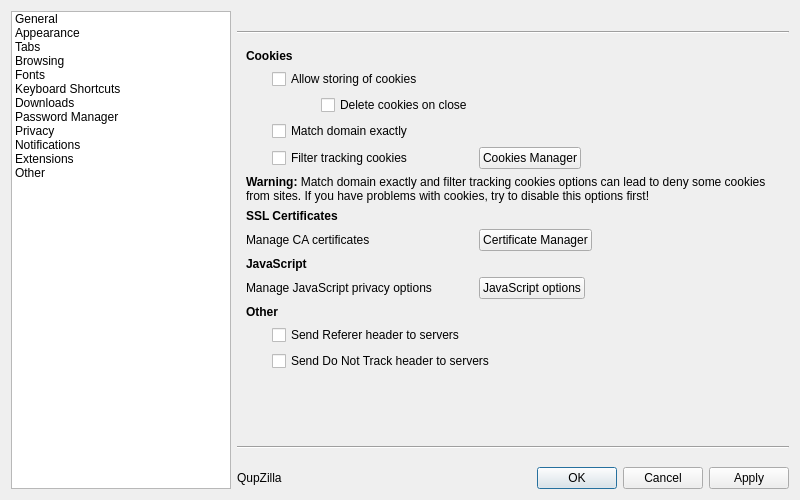
Qt form src/lib/preferences/preferences.ui (QupZilla/qupzilla) before a commit.
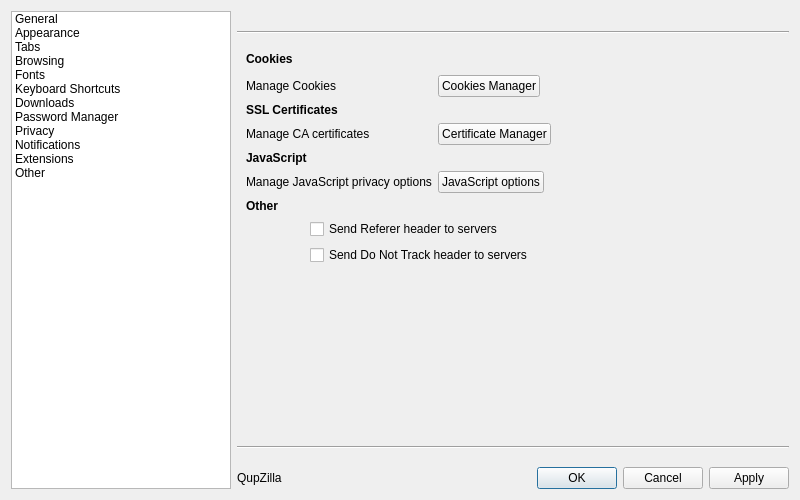
The same form after that commit. The open tabs and pages were chosen to show the change.

Commit message: Moved all cookies settings into Cookies Manager.

Patch:
```diff
--- a/src/lib/preferences/preferences.ui
+++ b/src/lib/preferences/preferences.ui
@@ -2029,88 +2029,35 @@
      </widget>
      <widget class="QWidget" name="privacyPage">
       <layout class="QGridLayout" name="gridLayout_12">
-       <item row="9" column="1" colspan="4">
-        <widget class="QCheckBox" name="saveCookies">
-         <property name="text">
-          <string>Allow storing of cookies</string>
-         </property>
-        </widget>
-       </item>
-       <item row="10" column="1">
-        <spacer name="horizontalSpacer">
-         <property name="orientation">
-          <enum>Qt::Horizontal</enum>
-         </property>
-         <property name="sizeType">
-          <enum>QSizePolicy::Fixed</enum>
-         </property>
-         <property name="sizeHint" stdset="0">
-          <size>
-           <width>40</width>
-           <height>20</height>
-          </size>
-         </property>
-        </spacer>
-       </item>
-       <item row="22" column="1" colspan="4">
+       <item row="21" column="1" colspan="3">
         <widget class="QCheckBox" name="sendReferer">
          <property name="text">
           <string>Send Referer header to servers</string>
          </property>
         </widget>
        </item>
-       <item row="13" column="1" colspan="3">
-        <widget class="QCheckBox" name="filterTracking">
-         <property name="text">
-          <string>Filter tracking cookies</string>
-         </property>
-        </widget>
-       </item>
-       <item row="8" column="0" colspan="5">
+       <item row="8" column="0" colspan="3">
         <widget class="QLabel" name="label_12">
          <property name="text">
           <string>&lt;b&gt;Cookies&lt;/b&gt;</string>
          </property>
         </widget>
        </item>
-       <item row="13" column="0">
-        <spacer name="horizontalSpacer_20">
-         <property name="orientation">
-          <enum>Qt::Horizontal</enum>
-         </property>
-         <property name="sizeType">
-          <enum>QSizePolicy::Fixed</enum>
-         </property>
-         <property name="sizeHint" stdset="0">
-          <size>
-           <width>20</width>
-           <height>20</height>
-          </size>
-         </property>
-        </spacer>
-       </item>
-       <item row="12" column="1" colspan="4">
-        <widget class="QCheckBox" name="matchExactly">
-         <property name="text">
-          <string>Match domain exactly</string>
-         </property>
-        </widget>
-       </item>
-       <item row="23" column="1" colspan="4">
+       <item row="22" column="1" colspan="3">
         <widget class="QCheckBox" name="doNotTrack">
          <property name="text">
           <string>Send Do Not Track header to servers</string>
          </property>
         </widget>
        </item>
-       <item row="20" column="0" colspan="5">
+       <item row="19" column="0" colspan="4">
         <widget class="QLabel" name="label_50">
          <property name="text">
           <string>&lt;b&gt;Other&lt;/b&gt;</string>
          </property>
         </widget>
        </item>
-       <item row="17" column="0" colspan="4">
+       <item row="16" column="0" colspan="3">
         <widget class="QLabel" name="label_49">
          <property name="text">
           <string>Manage CA certificates</string>
@@ -2120,20 +2067,7 @@
          </property>
         </widget>
        </item>
-       <item row="10" column="4">
-        <spacer name="horizontalSpacer_22">
-         <property name="orientation">
-          <enum>Qt::Horizontal</enum>
-         </property>
-         <property name="sizeHint" stdset="0">
-          <size>
-           <width>40</width>
-           <height>20</height>
-          </size>
-         </property>
-        </spacer>
-       </item>
-       <item row="28" column="0" colspan="5">
+       <item row="27" column="0" colspan="4">
         <spacer name="verticalSpacer_3">
          <property name="orientation">
           <enum>Qt::Vertical</enum>
@@ -2146,20 +2080,7 @@
          </property>
         </spacer>
        </item>
-       <item row="13" column="4">
-        <widget class="QPushButton" name="cookieManagerBut">
-         <property name="sizePolicy">
-          <sizepolicy hsizetype="Fixed" vsizetype="Fixed">
-           <horstretch>0</horstretch>
-           <verstretch>0</verstretch>
-          </sizepolicy>
-         </property>
-         <property name="text">
-          <string>Cookies Manager</string>
-         </property>
-        </widget>
-       </item>
-       <item row="17" column="4">
+       <item row="16" column="3">
         <widget class="QPushButton" name="sslManagerButton">
          <property name="sizePolicy">
           <sizepolicy hsizetype="Fixed" vsizetype="Fixed">
@@ -2172,31 +2093,14 @@
          </property>
         </widget>
        </item>
-       <item row="15" column="0" colspan="5">
+       <item row="14" column="0" colspan="4">
         <widget class="QLabel" name="label_48">
          <property name="text">
           <string>&lt;b&gt;SSL Certificates&lt;/b&gt;</string>
          </property>
         </widget>
        </item>
-       <item row="14" column="0" colspan="5">
-        <widget class="QLabel" name="label_19">
-         <property name="text">
-          <string>&lt;b&gt;Warning:&lt;/b&gt; Match domain exactly and filter tracking cookies options can lead to deny some cookies from sites. If you have problems with cookies, try to disable this options first!</string>
-         </property>
-         <property name="wordWrap">
-          <bool>true</bool>
-         </property>
-        </widget>
-       </item>
-       <item row="10" column="2" colspan="2">
-        <widget class="QCheckBox" name="deleteCookiesOnClose">
-         <property name="text">
-          <string>Delete cookies on close</string>
-         </property>
-        </widget>
-       </item>
-       <item row="18" column="0" colspan="5">
+       <item row="17" column="0" colspan="4">
         <widget class="QLabel" name="label_61">
          <property name="mouseTracking">
           <bool>true</bool>
@@ -2206,7 +2110,7 @@
          </property>
         </widget>
        </item>
-       <item row="19" column="0" colspan="4">
+       <item row="18" column="0" colspan="3">
         <widget class="QLabel" name="label_25">
          <property name="mouseTracking">
           <bool>false</bool>
@@ -2216,7 +2120,7 @@
          </property>
         </widget>
        </item>
-       <item row="19" column="4">
+       <item row="18" column="3">
         <widget class="QPushButton" name="jsOptionsButton">
          <property name="sizePolicy">
           <sizepolicy hsizetype="Fixed" vsizetype="Fixed">
@@ -2229,6 +2133,55 @@
          </property>
         </widget>
        </item>
+       <item row="12" column="3">
+        <widget class="QPushButton" name="cookieManagerBut">
+         <property name="sizePolicy">
+          <sizepolicy hsizetype="Fixed" vsizetype="Fixed">
+           <horstretch>0</horstretch>
+           <verstretch>0</verstretch>
+          </sizepolicy>
+         </property>
+         <property name="text">
+          <string>Cookies Manager</string>
+         </property>
+        </widget>
+       </item>
+       <item row="21" column="0">
+        <spacer name="horizontalSpacer_20">
+         <property name="orientation">
+          <enum>Qt::Horizontal</enum>
+         </property>
+         <property name="sizeType">
+          <enum>QSizePolicy::Fixed</enum>
+         </property>
+         <property name="sizeHint" stdset="0">
+          <size>
+           <width>20</width>
+           <height>20</height>
+          </size>
+         </property>
+        </spacer>
+       </item>
+       <item row="12" column="0" colspan="3">
+        <widget class="QLabel" name="label_19">
+         <property name="text">
+          <string>Manage Cookies</string>
+         </property>
+        </widget>
+       </item>
+       <item row="8" column="3">
+        <spacer name="horizontalSpacer_22">
+         <property name="orientation">
+          <enum>Qt::Horizontal</enum>
+         </property>
+         <property name="sizeHint" stdset="0">
+          <size>
+           <width>40</width>
+           <height>20</height>
+          </size>
+         </property>
+        </spacer>
+       </item>
       </layout>
      </widget>
      <widget class="QWidget" name="notificationsPage">
```
The commit also changes 8 other files.
